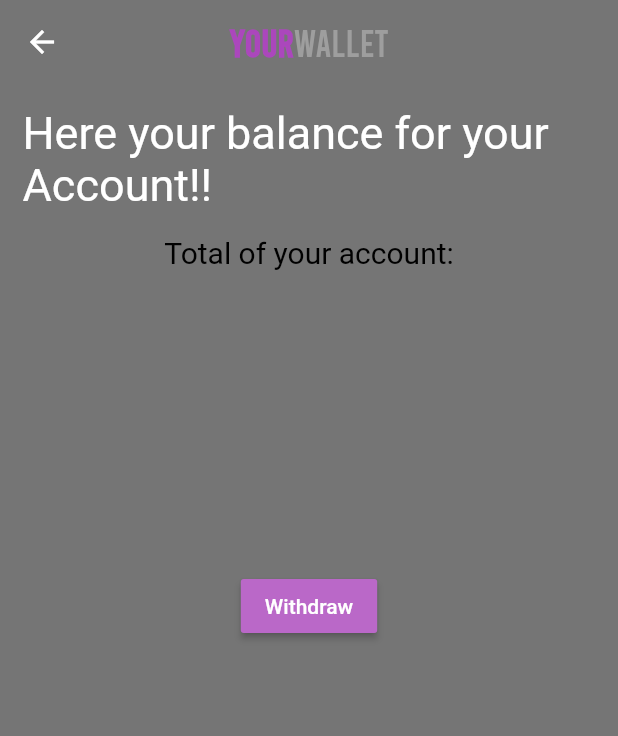
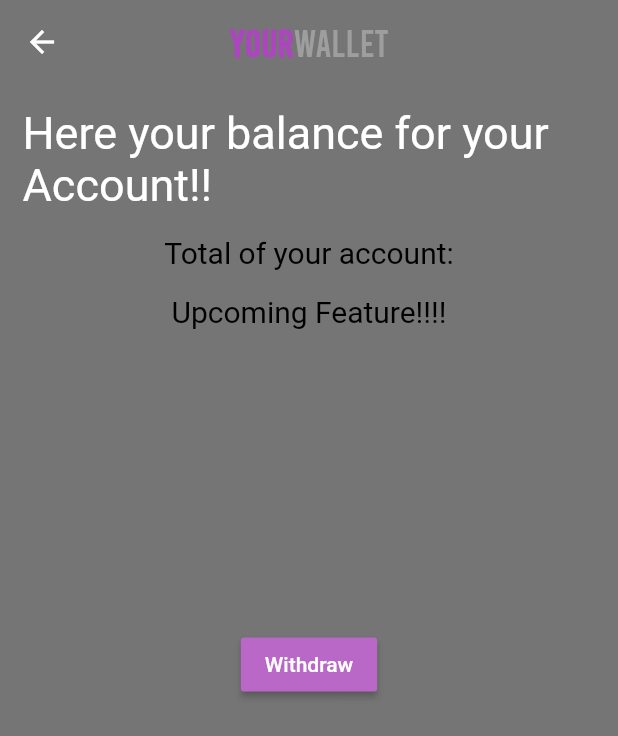
Before and after one commit to taufiqzaidong/GoWallpaper-Final, a Flutter app: the Wallet screen opened directly, on a phone screen of 412 x 824 dp. Shown: the top 736 px of the screen. Run offline on Flutter 3.47's test engine with Material 2 defaults, Android fonts, the phone set to English and light mode, and no system bars; our stand-ins replace cloud_firestore, firebase_auth, firebase_core, firebase_storage, flutter_cache_manager, flutter_spinkit and 3 more; missing offline and left inert: flutter_statusbarcolor, wallpaper_manager; accounts and stored records are empty; network calls fail.

Commit message:
profile update

```diff
--- a/lib/screens/wallet.dart
+++ b/lib/screens/wallet.dart
@@ -34,6 +34,14 @@ class _WalletState extends State<Wallet> {
                   style: TextStyle(fontSize: 20, color: Colors.black),
                 ),
                 SizedBox(
+                  height: 16,
+                  width: 100,
+                ),
+                Text(
+                  "Upcoming Feature!!!!",
+                  style: TextStyle(fontSize: 20, color: Colors.black),
+                ),
+                SizedBox(
                   height: 200,
                   width: 100,
                 ),
```
